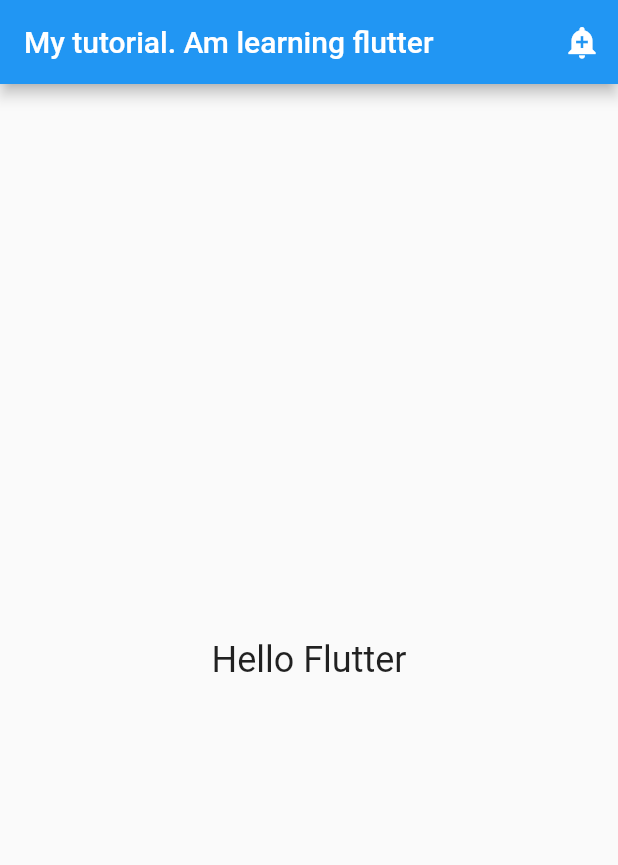
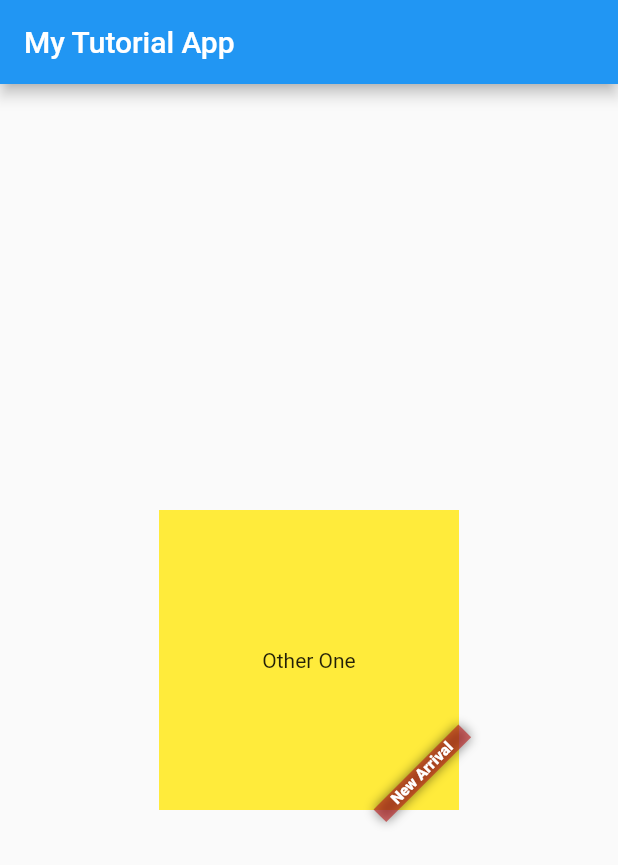
Before and after one commit to markiplagat/flutter_tutorialkart, a Flutter app: the screen it shows after launch, on a phone screen of 412 x 824 dp. Shown: the top 865 px of the screen. Run offline on Flutter 3.47's test engine with Material 2 defaults, Android fonts, the phone set to English and light mode, and no system bars.

Commit message:
Flutter banner

```diff
--- a/lib/main.dart
+++ b/lib/main.dart
@@ -9,36 +9,40 @@ class MyApp extends StatelessWidget {
 
   @override
   Widget build(BuildContext context) {
-    return const MaterialApp(
+    return MaterialApp(
       title: _title,
-      home: MyStatelessWidget(),
+      home: Scaffold(
+        appBar: AppBar(title: const Text(_title)),
+        body: const MyStatefulWidget(),
+      ),
     );
   }
 }
 
-class MyStatelessWidget extends StatelessWidget {
-  const MyStatelessWidget({Key? key}) : super(key: key);
+class MyStatefulWidget extends StatefulWidget {
+  const MyStatefulWidget({Key? key}) : super(key: key);
 
   @override
+  State<MyStatefulWidget> createState() => _MyStatefulWidgetState();
+}
+
+class _MyStatefulWidgetState extends State<MyStatefulWidget> {
+  @override
   Widget build(BuildContext context) {
-    return Scaffold(
-      appBar: AppBar(
-        title: const Text('My tutorial. Am learning flutter'),
-        actions: <Widget>[
-          IconButton(
-              icon: const Icon(Icons.add_alert),
-              onPressed: () {
-                ScaffoldMessenger.of(context).showSnackBar(
-                    const SnackBar(content: Text('You pressed the bell')));
-              }),
-        ],
-      ),
-      body: const Center(
-        child: Text(
-          'Hello Flutter',
-          style: TextStyle(fontSize: 24),
+    return Center(
+        child: Container(
+      padding: const EdgeInsets.all(10),
+      child: Banner(
+        message: 'New Arrival',
+        location: BannerLocation.bottomEnd,
+        child: Container(
+          height: 200,
+          width: 200,
+          color: Colors.yellow,
+          alignment: Alignment.center,
+          child: const Text('Other One'),
         ),
       ),
-    );
+    ));
   }
 }
```
